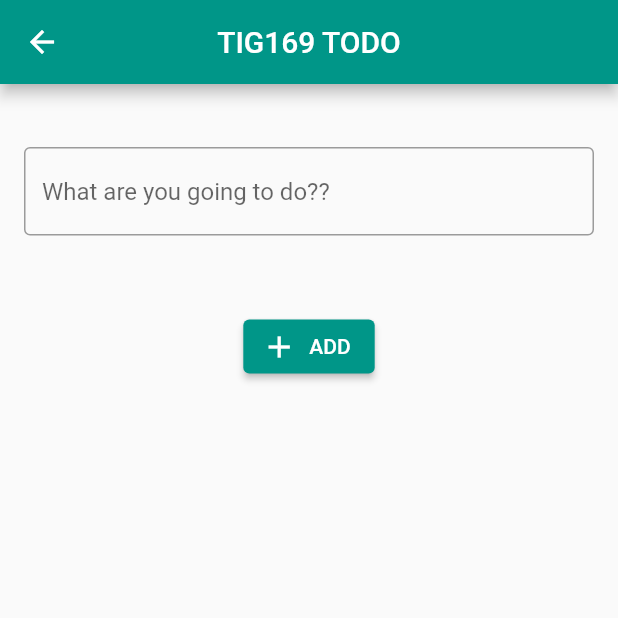
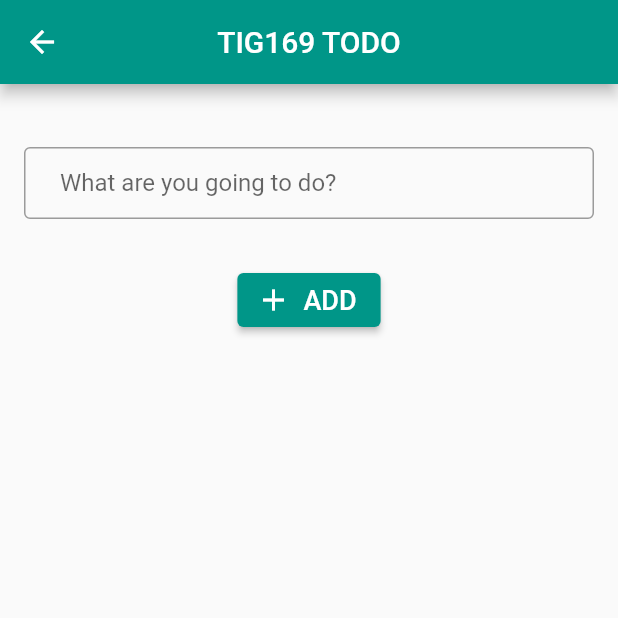
Before and after one commit to gu-tig169-ht21/gusrundbam, a Flutter app: the AddTodo screen opened directly, on a phone screen of 412 x 824 dp, the top half of it. Run offline on Flutter 3.47's test engine with Material 2 defaults, Android fonts, the phone set to English and light mode, and no system bars.

Commit message:
inläming

```diff
--- a/lib/main.dart
+++ b/lib/main.dart
@@ -94,7 +94,7 @@ class AddTodo extends StatelessWidget {
             child: Column(children: [
           Container(height: 18),
           _todoInputField(),
-          Container(height: 50),
+          Container(height: 30),
           _addBox(),
         ])));
   }
@@ -104,11 +104,12 @@ class AddTodo extends StatelessWidget {
       children: [
         Container(
           margin: const EdgeInsets.only(left: 16, right: 16, top: 24),
-          child: const TextField(
-//              textAlign: TextAlign.center,
+          child:
+          const TextField(
             decoration: InputDecoration(
               border: OutlineInputBorder(),
-              hintText: 'What are you going to do??',
+              hintText: 'What are you going to do?',
+              contentPadding: EdgeInsets.only(left: 24, right: 24,),
             ),
           ),
         ),
@@ -123,8 +124,10 @@ class AddTodo extends StatelessWidget {
         ElevatedButton.icon(
             icon: const Icon(Icons.add),
             onPressed: () {},
-            label: const Text('ADD', style: TextStyle(decorationThickness: 5)))
-      ],
+            label: const Text('ADD',
+               style: TextStyle(decorationThickness: 5, fontSize: 18)
+            ))
+        ],
     );
   }
 }
```
